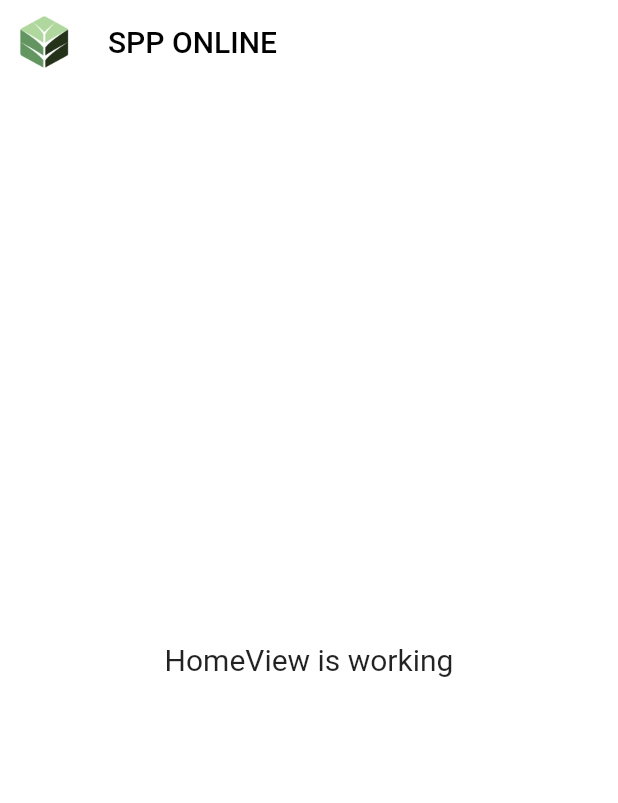
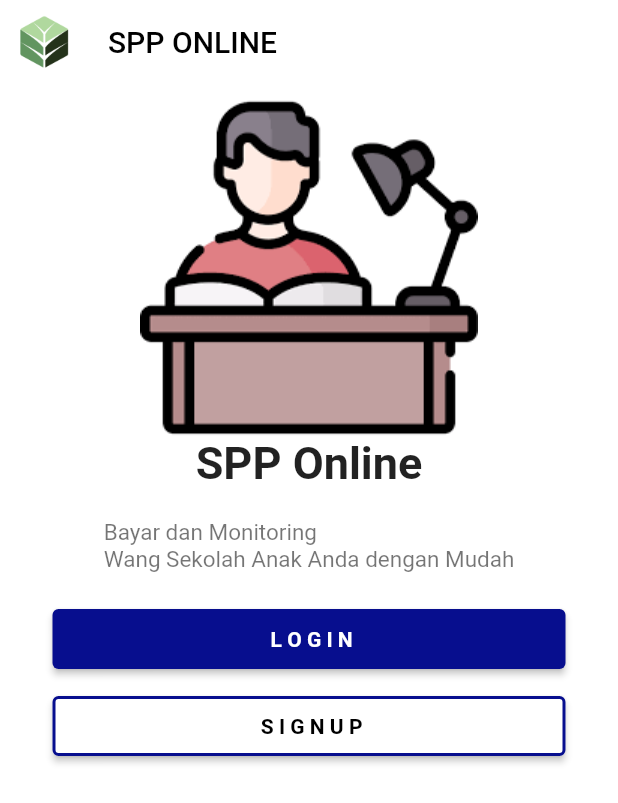
Before and after one commit to syah769/aplikasi_spp, a Flutter app: the screen it shows after launch, on a phone screen of 412 x 824 dp. Shown: the top 803 px of the screen. Run offline on Flutter 3.47's test engine with Material 2 defaults, Android fonts, the phone set to English and light mode, and no system bars; our stand-ins replace get.

Commit message:
laravel api - 12
create main screen with widget column

```diff
--- a/lib/app/modules/home/views/home_view.dart
+++ b/lib/app/modules/home/views/home_view.dart
@@ -1,3 +1,5 @@
+// ignore_for_file: prefer_const_constructors, sort_child_properties_last
+
 import 'package:flutter/material.dart';
 
 import 'package:get/get.dart';
@@ -12,7 +14,7 @@ class HomeView extends GetView<HomeController> {
       backgroundColor: Colors.white,
       appBar: AppBar(
         leading: Container(
-          padding: const EdgeInsets.only(
+          padding: EdgeInsets.only(
             left: 3,
             top: 3,
             bottom: 3,
@@ -23,17 +25,78 @@ class HomeView extends GetView<HomeController> {
         ),
         elevation: 0,
         backgroundColor: Colors.white,
-        title: const Text(
+        title: Text(
           'SPP ONLINE',
           style: TextStyle(
             color: Colors.black,
           ),
         ),
       ),
-      body: const Center(
-        child: Text(
-          'HomeView is working',
-          style: TextStyle(fontSize: 20),
+      body: SingleChildScrollView(
+        child: Center(
+          child: Container(
+            padding: EdgeInsets.only(
+              left: 20,
+              right: 20,
+            ),
+            child: Column(
+              crossAxisAlignment: CrossAxisAlignment.center,
+              children: [
+                SizedBox(height: 10),
+                Image.asset("images/study.png"),
+                Text(
+                  "SPP Online",
+                  style: TextStyle(
+                    fontSize: 30,
+                    fontWeight: FontWeight.bold,
+                  ),
+                ),
+                SizedBox(height: 20),
+                Text(
+                  "Bayar dan Monitoring \nWang Sekolah Anak Anda dengan Mudah",
+                  style: TextStyle(
+                    color: Colors.black54,
+                    fontFamily: 'Roboto',
+                    fontSize: 15,
+                  ),
+                ),
+                SizedBox(height: 20),
+                ElevatedButton(
+                  onPressed: () {},
+                  child: Text(
+                    " L O G I N",
+                    style: TextStyle(
+                      color: Colors.white,
+                      fontWeight: FontWeight.bold,
+                    ),
+                  ),
+                  style: ElevatedButton.styleFrom(
+                    backgroundColor: Color.fromARGB(255, 7, 14, 142),
+                    fixedSize: Size(Get.width - 70, 40),
+                  ),
+                ),
+                SizedBox(height: 10),
+                ElevatedButton(
+                  onPressed: () {},
+                  child: Text(
+                    " S I G N U P",
+                    style: TextStyle(
+                      color: Colors.black,
+                      fontWeight: FontWeight.bold,
+                    ),
+                  ),
+                  style: ElevatedButton.styleFrom(
+                    backgroundColor: Colors.white,
+                    fixedSize: Size(Get.width - 70, 40),
+                    side: const BorderSide(
+                      width: 2,
+                      color: Color.fromARGB(255, 7, 14, 142),
+                    ),
+                  ),
+                ),
+              ],
+            ),
+          ),
         ),
       ),
     );
```
Also changed, not shown: images/study.png (added).
